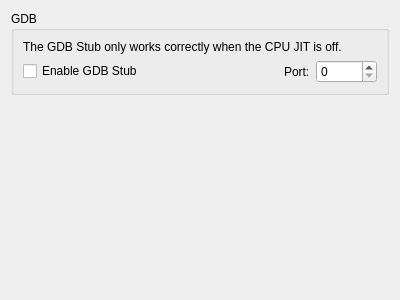
Before: the Qt Designer form src/citra_qt/configuration/configure_debug.ui in PabloMK7/citra, drawn with Qt 5.
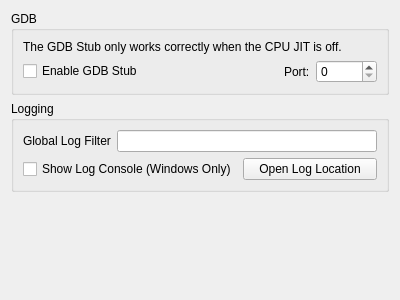
After: the same form once the commit is applied.

Commit message:
Logging: Add customizable logging backends and fmtlib based macros
* Change the logging backend to support multiple sinks through the
Backend Interface
* Add a new set of logging macros to use fmtlib instead.
* Qt: Compile as GUI application on windows to make the console hidden by
default. Add filter configuration and a button to open log location.
* SDL: Migrate to the new logging macros

What changed in the file:
```diff
--- a/src/citra_qt/configuration/configure_debug.ui
+++ b/src/citra_qt/configuration/configure_debug.ui
@@ -72,6 +72,47 @@
      </item>
     </layout>
    </item>
+   <item>
+    <widget class="QGroupBox" name="groupBox_2">
+     <property name="title">
+      <string>Logging</string>
+     </property>
+     <layout class="QVBoxLayout" name="verticalLayout">
+      <item>
+       <layout class="QHBoxLayout" name="horizontalLayout">
+        <item>
+         <widget class="QLabel" name="label">
+          <property name="text">
+           <string>Global Log Filter</string>
+          </property>
+         </widget>
+        </item>
+        <item>
+         <widget class="QLineEdit" name="log_filter_edit"/>
+        </item>
+       </layout>
+      </item>
+      <item>
+       <layout class="QHBoxLayout" name="horizontalLayout_2">
+        <item>
+         <widget class="QCheckBox" name="toggle_console">
+          <property name="text">
+           <string>Show Log Console (Windows Only)</string>
+          </property>
+         </widget>
+        </item>
+        <item>
+         <widget class="QPushButton" name="open_log_button">
+          <property name="text">
+           <string>Open Log Location</string>
+          </property>
+         </widget>
+        </item>
+       </layout>
+      </item>
+     </layout>
+    </widget>
+   </item>
    <item>
     <spacer name="verticalSpacer">
      <property name="orientation">
```
The commit also changes 24 other files.
